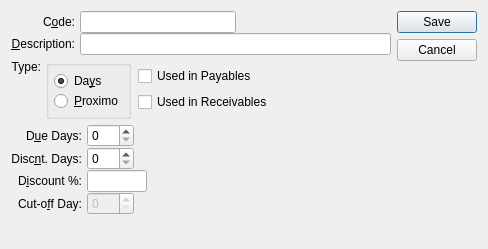
First picture: the form in guiclient/terms.ui, repository Pegasus-RPG/xtuple-client, before the edit.
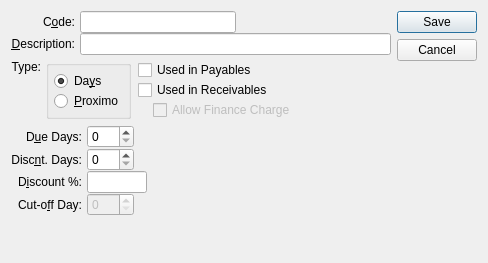
Second picture: the form after the edit. Custom widgets are drawn as their Qt base class.

Commit message: Issue #20104:add terms_fincharg

Patch:
```diff
--- a/guiclient/terms.ui
+++ b/guiclient/terms.ui
@@ -14,7 +14,7 @@
     <x>0</x>
     <y>0</y>
     <width>488</width>
-    <height>249</height>
+    <height>263</height>
    </rect>
   </property>
   <property name="windowTitle">
@@ -233,6 +233,36 @@
                  </property>
                 </widget>
                </item>
+               <item>
+                <layout class="QHBoxLayout" name="horizontalLayout">
+                 <item>
+                  <spacer name="horizontalSpacer">
+                   <property name="orientation">
+                    <enum>Qt::Horizontal</enum>
+                   </property>
+                   <property name="sizeType">
+                    <enum>QSizePolicy::Fixed</enum>
+                   </property>
+                   <property name="sizeHint" stdset="0">
+                    <size>
+                     <width>15</width>
+                     <height>20</height>
+                    </size>
+                   </property>
+                  </spacer>
+                 </item>
+                 <item>
+                  <widget class="QCheckBox" name="_fincharg">
+                   <property name="enabled">
+                    <bool>false</bool>
+                   </property>
+                   <property name="text">
+                    <string>Allow Finance Charge</string>
+                   </property>
+                  </widget>
+                 </item>
+                </layout>
+               </item>
                <item>
                 <spacer>
                  <property name="orientation">
```
Left out of the diff: 16 changed lines with no effect on the pictures. The commit also changes 1 other file.
